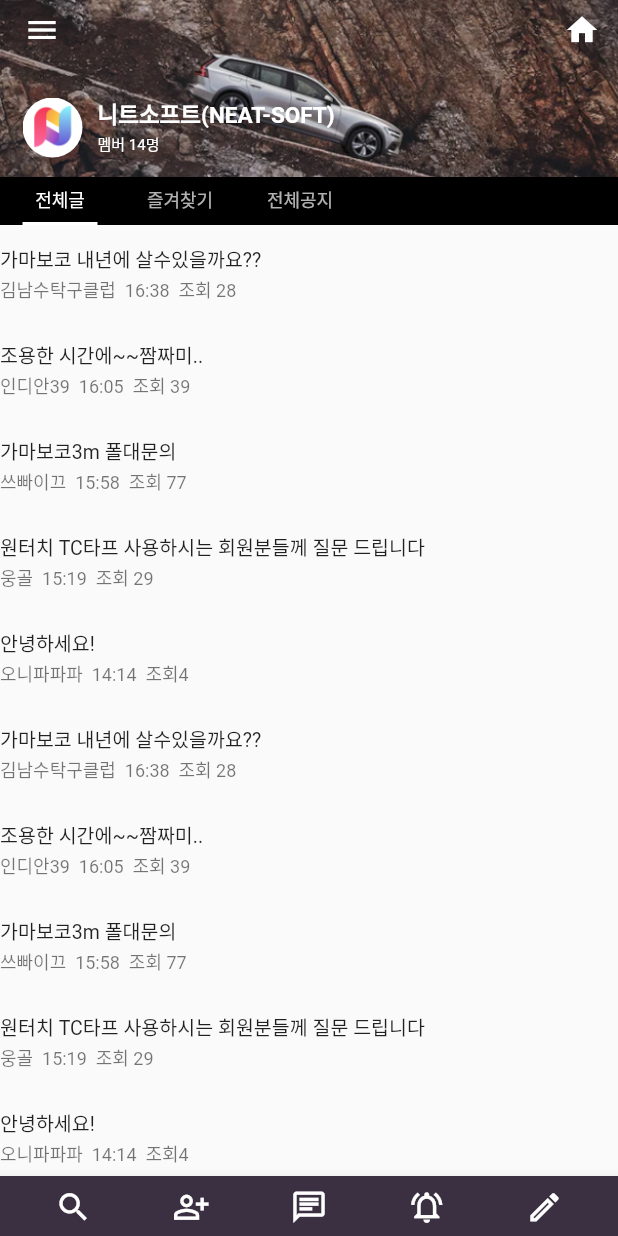
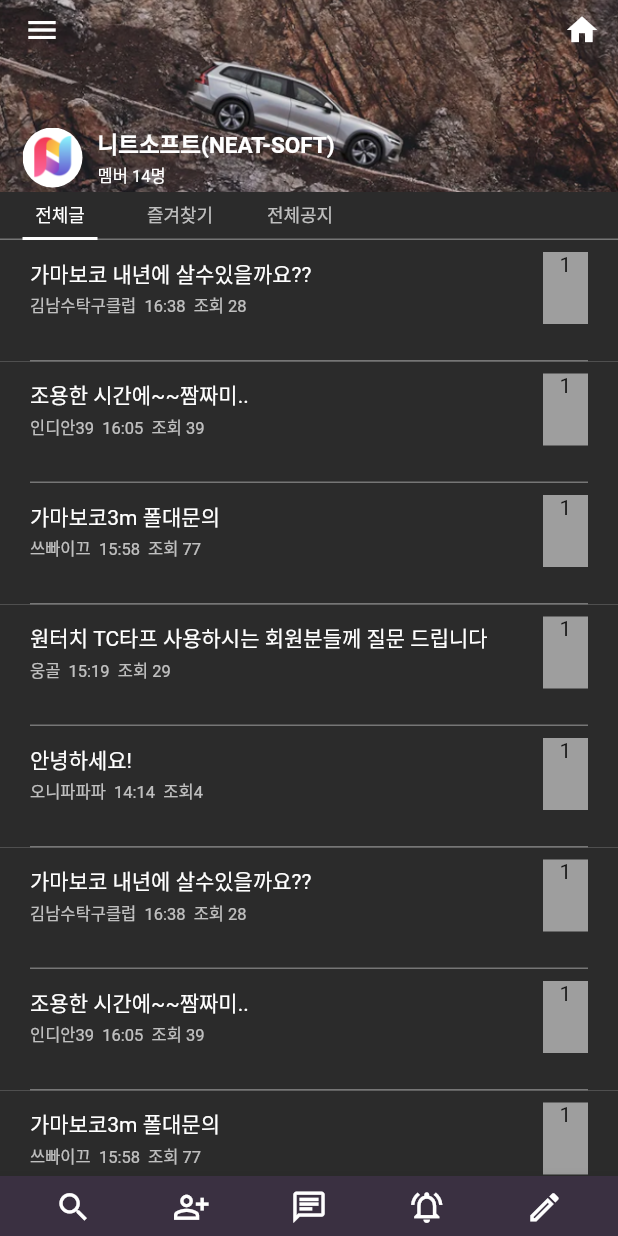
Before and after one commit to naruduru/neat_cafe, a Flutter app: the screen it shows after launch, on a phone screen of 412 x 824 dp. Run offline on Flutter 3.47's test engine with Material 2 defaults, Android fonts, the phone set to English and light mode, and no system bars; Roboto replaces fonts that are missing (NanumGothic).

Commit message:
소스 이관

```diff
--- a/lib/main.dart
+++ b/lib/main.dart
@@ -64,7 +64,7 @@ class _MyHomePageState extends State<MyHomePage> {
                   iconSize: 25.0,
                   color: Colors.white,
                   onPressed: () {
-                    Navigator.push(context, MaterialPageRoute(builder: (context)=> const Search()));
+                    Navigator.of(context).push(_createRoute(const Search()));
                   },
                 ),
                 IconButton(
@@ -72,7 +72,7 @@ class _MyHomePageState extends State<MyHomePage> {
                   iconSize: 25.0,
                   color: Colors.white,
                   onPressed: () {
-                    Navigator.push(context, MaterialPageRoute(builder: (context)=> const PersonAdd()));
+                    Navigator.of(context).push(_createRoute(const PersonAdd()));
                   },
                 ),
                 IconButton(
@@ -80,7 +80,7 @@ class _MyHomePageState extends State<MyHomePage> {
                   iconSize: 25.0,
                   color: Colors.white,
                   onPressed: () {
-                    Navigator.push(context, MaterialPageRoute(builder: (context)=> const Chat()));
+                    Navigator.of(context).push(_createRoute(const Chat()));
                   },
                 ),
                 IconButton(
@@ -88,7 +88,7 @@ class _MyHomePageState extends State<MyHomePage> {
                   iconSize: 25.0,
                   color: Colors.white,
                   onPressed: () {
-                    Navigator.push(context, MaterialPageRoute(builder: (context)=> const Noti()));
+                    Navigator.of(context).push(_createRoute(const Noti()));
                   },
                 ),
                 IconButton(
@@ -96,7 +96,7 @@ class _MyHomePageState extends State<MyHomePage> {
                   iconSize: 25.0,
                   color: Colors.white,
                   onPressed: () {
-                    Navigator.push(context, MaterialPageRoute(builder: (context)=> const Edit()));
+                    Navigator.of(context).push(_createRoute(const Edit()));
                   },
                 ),
               ],
@@ -106,7 +106,23 @@ class _MyHomePageState extends State<MyHomePage> {
       ),
     );
   }
+}
 
-  void _onItemTapped(int index) {
-  }
+Route _createRoute(Widget pageWidget) {
+  return PageRouteBuilder(
+    transitionDuration: const Duration(milliseconds: 300),
+    pageBuilder: (context, animation, secondaryAnimation) => pageWidget,
+    transitionsBuilder: (context, animation, secondaryAnimation, child) {
+      var begin = const Offset(0.0, 1.0);
+      var end = Offset.zero;
+      var curve = Curves.ease;
+
+      var tween = Tween(begin: begin, end: end).chain(CurveTween(curve: curve));
+
+      return SlideTransition(
+        position: animation.drive(tween),
+        child: child,
+      );
+    },
+  );
 }
--- a/lib/screens/home.dart
+++ b/lib/screens/home.dart
@@ -118,20 +118,28 @@ class _HomeState extends State<Home> with SingleTickerProviderStateMixin {
             ],
             centerTitle: true,
             pinned: true,
-            expandedHeight: 150.0,
+            expandedHeight: 160.0,
             title: _MyAppBarTitle(),
             flexibleSpace: _MyAppSpace(),
             bottom: PreferredSize(
               preferredSize: const Size.fromHeight(35),
-              child: Container(
+              child: Stack(children: [
+                Container(
+                  height: 32,
+                  decoration: const BoxDecoration(
+                    border: Border(
+                      bottom: BorderSide(width: 1, color: Color(0xff767676)),
+                    ),
+                    color: Color(0xff2b2b2b),
+                  ),
                   alignment: Alignment.centerLeft,
-                color: Colors.black,
-                child: TabBar(
+                ),
+                TabBar(
                     indicatorSize: TabBarIndicatorSize.tab,
                     indicatorColor: Colors.white,
                     indicator: const UnderlineTabIndicator(
                         borderSide: BorderSide(
-                      width: 4,
+                          width: 5,
                           color: Colors.white,
                         ),
                         insets: EdgeInsets.only(
@@ -146,23 +154,24 @@ class _HomeState extends State<Home> with SingleTickerProviderStateMixin {
                         Container(
                           width: 80,
                           height: 30.0,
-                      color: Colors.black,
+                          color: const Color(0xff2b2b2b),
                           child: const Tab(text: '전체글'),
                         ),
                         Container(
                           width: 80,
                           height: 30.0,
-                      color: Colors.black,
+                          color: const Color(0xff2b2b2b),
                           child: const Tab(text: '즐겨찾기'),
                         ),
                         Container(
                           width: 80,
                           height: 30.0,
-                      color: Colors.black,
+                          color: const Color(0xff2b2b2b),
                           child: const Tab(text: '전체공지'),
                         ),
                       ]
                   ),
+                ],
                 ),
             ),
           ),
@@ -173,13 +182,57 @@ class _HomeState extends State<Home> with SingleTickerProviderStateMixin {
   }
 
   buildList() {
-    return SliverList(delegate: SliverChildBuilderDelegate(
-            (context, index) => ListTile(
-          contentPadding: const EdgeInsets.symmetric(vertical: 0.0, horizontal: 0.0),
-          dense:true,
-          title: Text(entries[index]),
-          subtitle: Text(subEntries[index], style: const TextStyle(fontSize: 12,),),
-        ), childCount: 40)
+    return SliverList(delegate: SliverChildBuilderDelegate((context, index) =>
+        Container(
+          color: const Color(0xff767676),
+          child: Row(
+            children: [
+              Container(
+                width: 20,
+                height: 81,
+                color: const Color(0xff2b2b2b),
+              ),
+              Expanded(
+                child: Container(
+                  height: 80,
+                  color: const Color(0xff2b2b2b),
+                  margin: const EdgeInsets.only(bottom: 1),
+                  child: ListTile(
+                    dense: true,
+                    contentPadding: const EdgeInsets.all(0),
+                    title: Text(entries[index],
+                      style: const TextStyle(
+                        color: Colors.white,
+                        fontSize: 14,
+                        fontFamily: 'NanumGothic',
+                      ),
+                    ),
+                    subtitle: Text(subEntries[index], style: const TextStyle(fontSize: 11,color: Colors.white70,fontFamily: 'NanumGothic',),),
+                    trailing: Container(
+                      width: 30,
+                      color: Colors.grey,
+                      child: Padding(
+                        padding: const EdgeInsets.all(0),
+                        child: Column(
+                          children: const [
+                            Text('1'),
+                          ],
+                        ),
+                      ),
+                    ),
+                  ),
+                ),
+              ),
+              Container(
+                width: 20,
+                height: 81,
+                color: const Color(0xff2b2b2b),
+              ),
+            ],
+          ),
+        ),
+        childCount: 40
+      ),
     );
   }
 
@@ -218,7 +271,7 @@ class _MyAppSpace extends StatelessWidget {
                       ),
                     ),
                     Positioned(
-                      top: 60,
+                      top: 80,
                       left: 10,
                       child: Row(
                         mainAxisAlignment: MainAxisAlignment.start,
@@ -247,14 +300,16 @@ class _MyAppSpace extends StatelessWidget {
                                       color: Colors.white,
                                       fontSize: 15,
                                       fontWeight: FontWeight.bold,
-                                      height: 1.0
+                                      height: 1.0,
+                                      fontFamily: 'NanumGothic',
                                   ),
                                 ),
                                 SizedBox(height: 3,),
                                 Text("멤버 14명",
                                   style: TextStyle(
                                     color: Colors.white,
-                                    fontSize: 10,
+                                    fontSize: 11,
+                                    fontFamily: 'NanumGothic',
                                   ),
                                 ),
                               ],
@@ -289,7 +344,10 @@ class _MyAppBarTitle extends StatelessWidget {
 
         return Opacity(
           opacity: opacity,
-          child: const Text('NS')
+          child: const Text('NEAT-SOFT', style: TextStyle(
+            fontSize: 15,
+            fontFamily: 'NanumGothic',
+          ),)
         );
       },
     );
```
Also changed, not shown: pubspec.yaml (+9 -0 lines), fonts/DoHyeon-Regular.ttf (added), 5 other files. Lines whose indentation alone changed are shown as unchanged.
